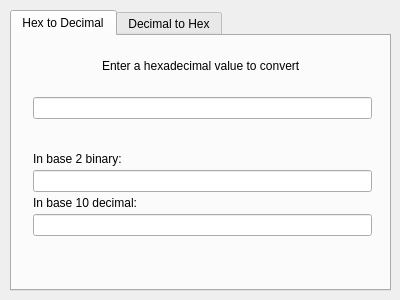
euandmj/Hash-Function-Visualiser, file hexConverter/dialog.ui: the form before one commit.
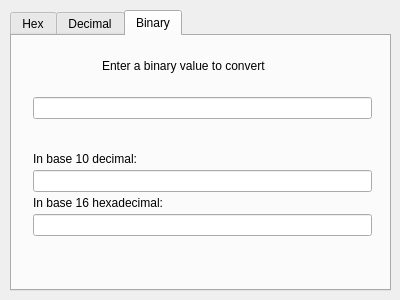
The form after the commit.

Commit message: added binary to converter tool. aligned function ui

```diff
--- a/hexConverter/dialog.ui
+++ b/hexConverter/dialog.ui
@@ -23,11 +23,11 @@
     </rect>
    </property>
    <property name="currentIndex">
-    <number>0</number>
+    <number>2</number>
    </property>
    <widget class="QWidget" name="tab">
     <attribute name="title">
-     <string>Hex to Decimal</string>
+     <string>Hex</string>
     </attribute>
     <widget class="QWidget" name="verticalLayoutWidget">
      <property name="geometry">
@@ -141,7 +141,7 @@
    </widget>
    <widget class="QWidget" name="tab_2">
     <attribute name="title">
-     <string>Decimal to Hex</string>
+     <string>Decimal</string>
     </attribute>
     <widget class="QLabel" name="label_4">
      <property name="geometry">
@@ -253,6 +253,120 @@
      </layout>
     </widget>
    </widget>
+   <widget class="QWidget" name="tab_3">
+    <attribute name="title">
+     <string>Binary</string>
+    </attribute>
+    <widget class="QWidget" name="verticalLayoutWidget_3">
+     <property name="geometry">
+      <rect>
+       <x>10</x>
+       <y>50</y>
+       <width>361</width>
+       <height>161</height>
+      </rect>
+     </property>
+     <layout class="QVBoxLayout" name="verticalLayout_3">
+      <property name="spacing">
+       <number>4</number>
+      </property>
+      <item>
+       <widget class="QLineEdit" name="binInputText">
+        <property name="sizePolicy">
+         <sizepolicy hsizetype="Fixed" vsizetype="Maximum">
+          <horstretch>0</horstretch>
+          <verstretch>0</verstretch>
+         </sizepolicy>
+        </property>
+        <property name="maximumSize">
+         <size>
+          <width>390</width>
+          <height>16777215</height>
+         </size>
+        </property>
+       </widget>
+      </item>
+      <item>
+       <spacer name="verticalSpacer_3">
+        <property name="orientation">
+         <enum>Qt::Vertical</enum>
+        </property>
+        <property name="sizeHint" stdset="0">
+         <size>
+          <width>20</width>
+          <height>40</height>
+         </size>
+        </property>
+       </spacer>
+      </item>
+      <item>
+       <widget class="QLabel" name="label_7">
+        <property name="text">
+         <string>In base 10 decimal:</string>
+        </property>
+       </widget>
+      </item>
+      <item>
+       <widget class="QLineEdit" name="hexResultBin_2">
+        <property name="sizePolicy">
+         <sizepolicy hsizetype="Fixed" vsizetype="Maximum">
+          <horstretch>0</horstretch>
+          <verstretch>0</verstretch>
+         </sizepolicy>
+        </property>
+        <property name="maximumSize">
+         <size>
+          <width>390</width>
+          <height>16777215</height>
+         </size>
+        </property>
+        <property name="readOnly">
+         <bool>true</bool>
+        </property>
+       </widget>
+      </item>
+      <item>
+       <widget class="QLabel" name="label_8">
+        <property name="text">
+         <string>In base 16 hexadecimal:</string>
+        </property>
+       </widget>
+      </item>
+      <item>
+       <widget class="QLineEdit" name="hexResultDec_2">
+        <property name="sizePolicy">
+         <sizepolicy hsizetype="Fixed" vsizetype="Maximum">
+          <horstretch>0</horstretch>
+          <verstretch>0</verstretch>
+         </sizepolicy>
+        </property>
+        <property name="maximumSize">
+         <size>
+          <width>390</width>
+          <height>16777215</height>
+         </size>
+        </property>
+        <property name="readOnly">
+         <bool>true</bool>
+        </property>
+       </widget>
+      </item>
+     </layout>
+    </widget>
+    <widget class="QLabel" name="label_9">
+     <property name="geometry">
+      <rect>
+       <x>90</x>
+       <y>20</y>
+       <width>221</width>
+       <height>20</height>
+      </rect>
+     </property>
+     <property name="text">
+      <string>Enter a binary value to convert</string>
+     </property>
+    </widget>
+   </widget>
   </widget>
  </widget>
  <layoutdefault spacing="6" margin="11"/>
```
The commit also changes 13 other files.
